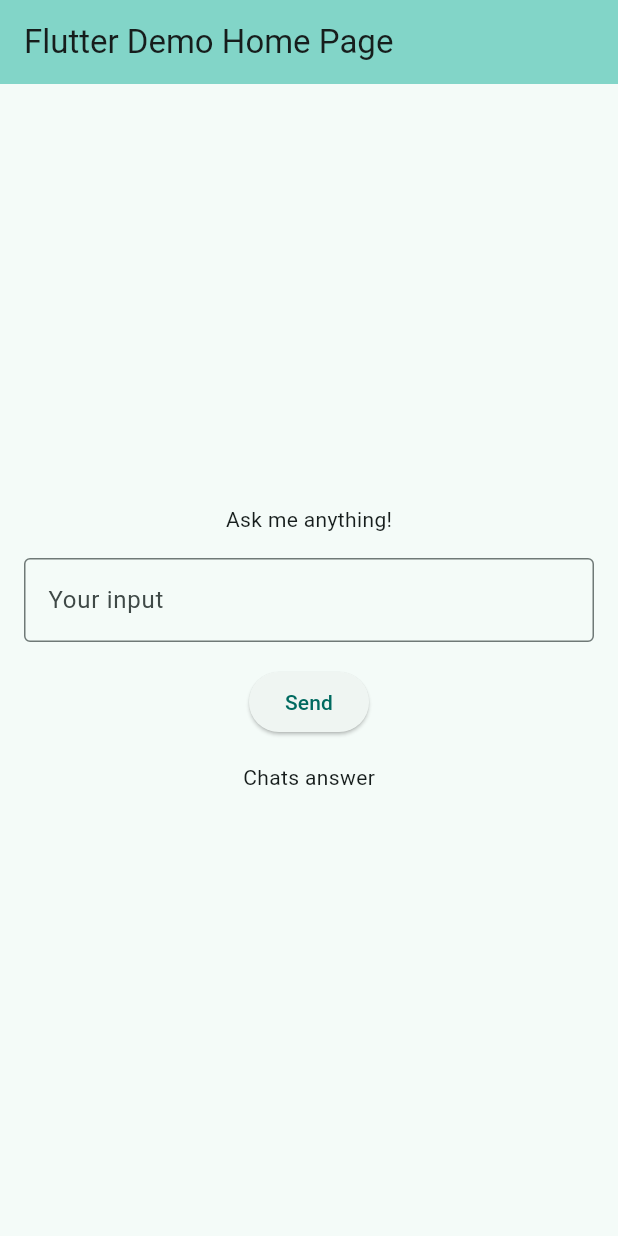
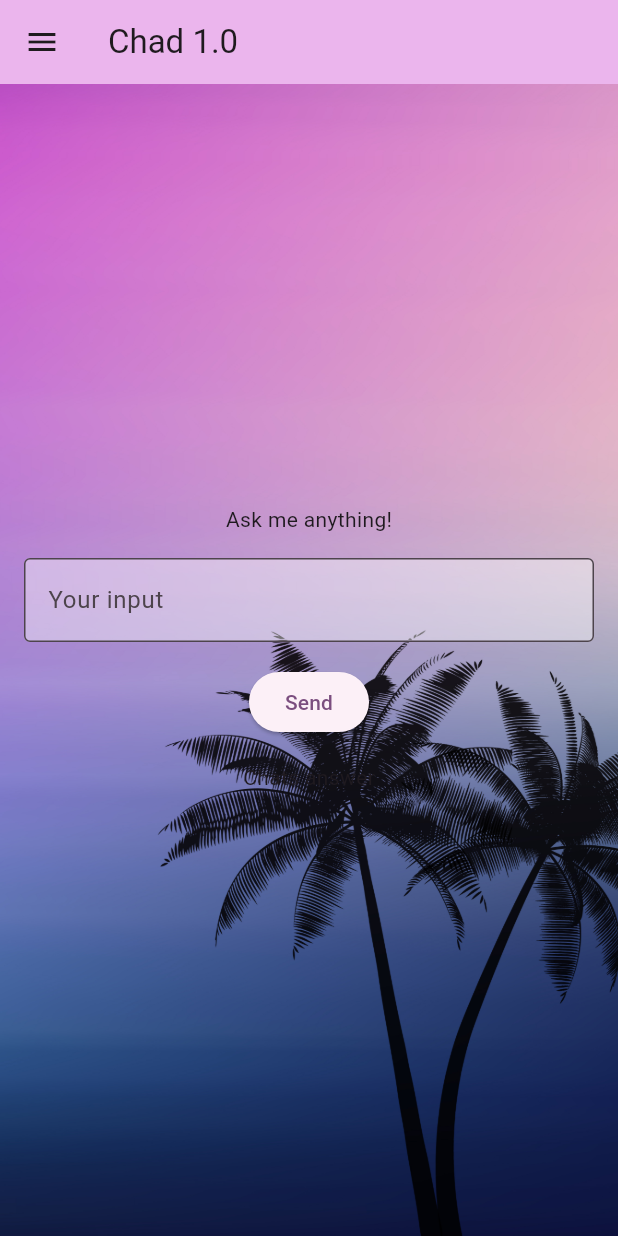
Before and after one commit to Rey-sa/PWA-Flutter-Demo, a Flutter app: the screen it shows after launch, on a phone screen of 412 x 824 dp. Run offline on Flutter 3.47's test engine with Material 3 defaults, Android fonts, the phone set to English and light mode, and no system bars.

Commit message:
Experimented with Background and Stacks

```diff
--- /dev/null
+++ b/flutter_application/devtools_options.yaml
@@ -0,0 +1,3 @@
+description: This file stores settings for Dart & Flutter DevTools.
+documentation: https://docs.flutter.dev/tools/devtools/extensions#configure-extension-enablement-states
+extensions:
--- a/flutter_application/lib/main.dart
+++ b/flutter_application/lib/main.dart
@@ -13,11 +13,11 @@ class MyApp extends StatelessWidget {
   @override
   Widget build(BuildContext context) {
     return MaterialApp(
-      title: 'Flutter Demo',
+      title: 'Chad 1.0',
       theme: ThemeData(
-        colorScheme: ColorScheme.fromSeed(seedColor: Colors.teal),
+        colorScheme: ColorScheme.fromSeed(seedColor: Colors.purpleAccent),
       ),
-      home: const MyHomePage(title: 'Flutter Demo Home Page'),
+      home: const MyHomePage(title: 'Chad 1.0'),
     );
   }
 }
@@ -48,21 +48,33 @@ void _onButtonClicked(BuildContext context) {
   Widget build(BuildContext context) {
     return Scaffold(
       appBar: AppBar(
-
         backgroundColor: Theme.of(context).colorScheme.inversePrimary,
         title: Text(widget.title),
+        leading: Icon(Icons.menu),
+
       ),
-      body: Center(
-        child: Column(
+
+      body: Stack(
+      children: [
+        Image.asset(
+          'assets/img/palms.jpg',
+          height: double.infinity,
+          width: double.infinity,
+          fit: BoxFit.cover,
+        ),
+       Column(
           mainAxisAlignment: MainAxisAlignment.center,
           children: <Widget>[
             const Text('Ask me anything!'),
             Padding(
-              padding: const EdgeInsets.all(16.0),
+              padding: EdgeInsets.all(16.0),
+
               child: TextField(
                 controller: _textController,
-                decoration: const InputDecoration(
+                decoration: InputDecoration(
                   border: OutlineInputBorder(),
+                  filled: true,
+                  fillColor: Colors.white.withValues(alpha: 0.4),
                   labelText: 'Your input'
                 ),
               ),
@@ -80,6 +92,7 @@ void _onButtonClicked(BuildContext context) {
             )
           ],
         ),
+      ],
       ),
     );
   }
--- a/flutter_application/pubspec.yaml
+++ b/flutter_application/pubspec.yaml
@@ -61,8 +61,8 @@ flutter:
   uses-material-design: true
 
   # To add assets to your application, add an assets section, like this:
-  # assets:
-  #   - images/a_dot_burr.jpeg
+  assets:
+    - assets/img/
   #   - images/a_dot_ham.jpeg
 
   # An image asset can refer to one or more resolution-specific "variants", see
```
Also changed, not shown: flutter_application/assets/img/palms.jpg (added), 1 other file.
